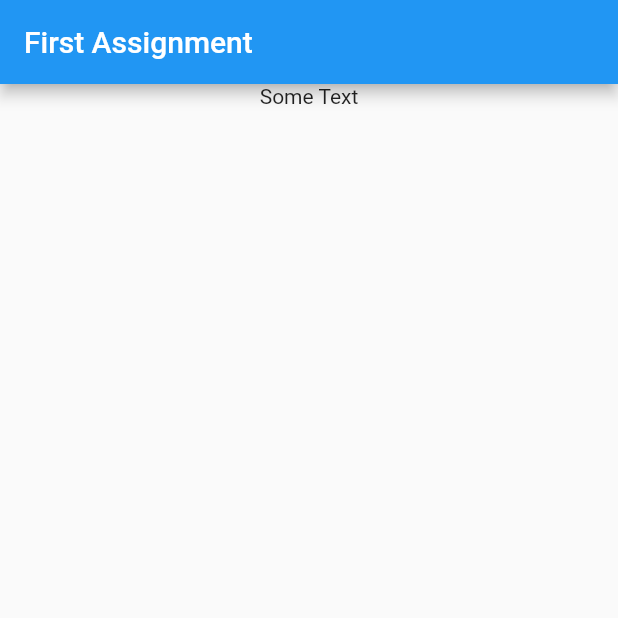
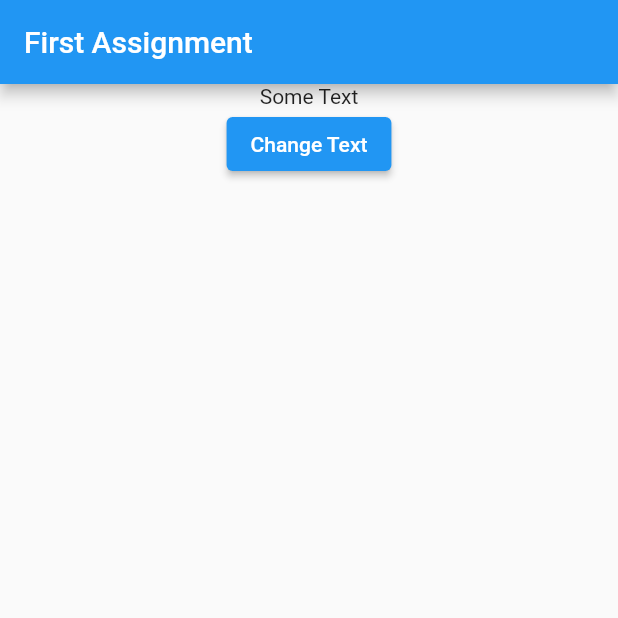
Before and after one commit to MichaelCBarilla/flutter-course-assignment-1, a Flutter app: the screen it shows after launch, on a phone screen of 412 x 824 dp, the top half of it. Run offline on Flutter 3.47's test engine with Material 2 defaults, Android fonts, the phone set to English and light mode, and no system bars.

Commit message:
2nd step

```diff
--- a/lib/main.dart
+++ b/lib/main.dart
@@ -14,6 +14,14 @@ class App extends StatefulWidget {
 }
 
 class _AppState extends State<App> {
+  var displayText = 'Some Text';
+
+  _changeText() {
+    setState(() {
+      displayText = displayText == 'Some Text' ? 'Other Text' : 'Some Text';
+    });
+  }
+
   @override
   Widget build(BuildContext context) {
     return MaterialApp(
@@ -21,12 +29,20 @@ class _AppState extends State<App> {
         appBar: AppBar(
           title: const Text('First Assignment'),
         ),
-        body: const SizedBox(
-          width: double.infinity,
-          child: Text(
-            'Some Text',
-            textAlign: TextAlign.center,
-          ),
+        body: Column(
+          children: [
+            SizedBox(
+              width: double.infinity,
+              child: Text(
+                displayText,
+                textAlign: TextAlign.center,
+              ),
+            ),
+            ElevatedButton(
+              onPressed: _changeText,
+              child: const Text('Change Text'),
+            )
+          ],
         ),
       ),
     );
```
